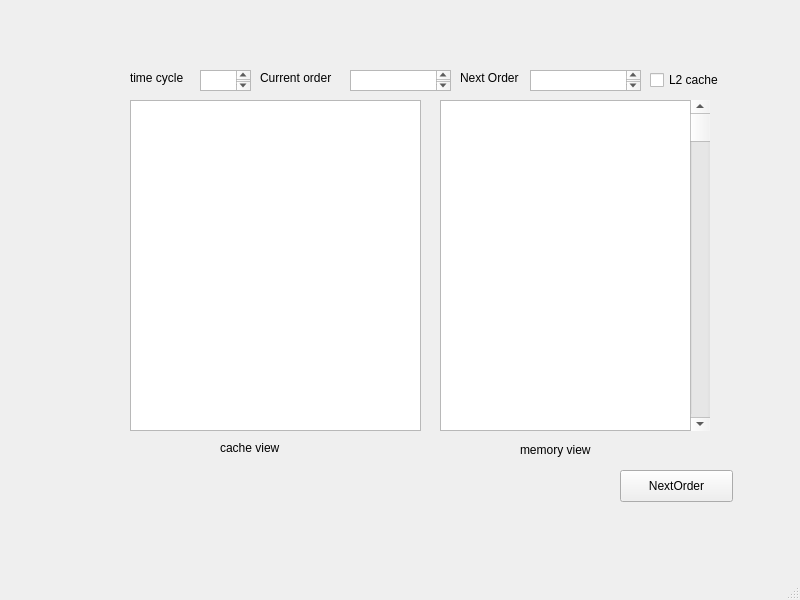
The window that ui/mainwindow.ui (Soooooda/WonderfulISA) describes before a commit, drawn with Qt 5.
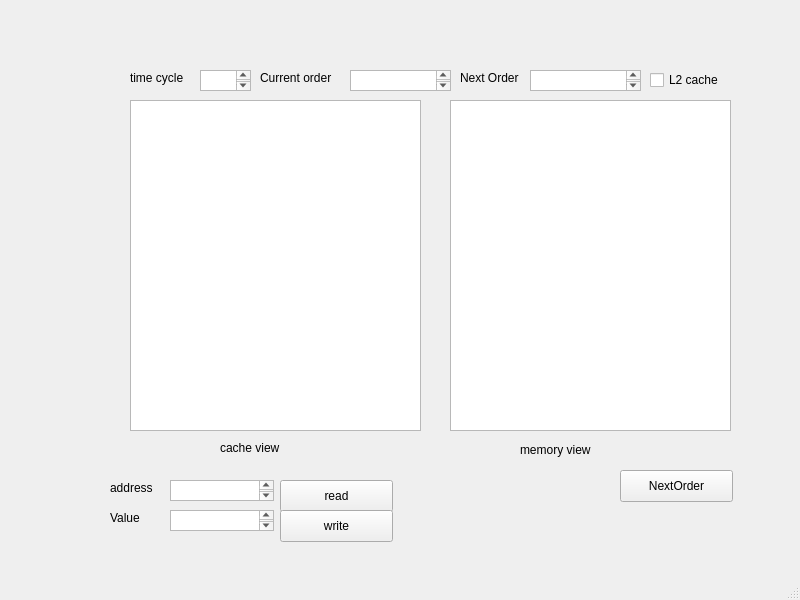
The same window after the commit.

```diff
--- a/ui/mainwindow.ui
+++ b/ui/mainwindow.ui
@@ -140,17 +140,7 @@
      </rect>
     </property>
    </widget>
-   <widget class="QTextBrowser" name="textBrowser_5">
-    <property name="geometry">
-     <rect>
-      <x>440</x>
-      <y>100</y>
-      <width>256</width>
-      <height>331</height>
-     </rect>
-    </property>
-   </widget>
-   <widget class="QLabel" name="label_5">
+   <widget class="QLabel" name="memory_label">
     <property name="geometry">
      <rect>
       <x>520</x>
@@ -163,17 +153,86 @@
      <string>memory view</string>
     </property>
    </widget>
-   <widget class="QScrollBar" name="verticalScrollBar">
+   <widget class="QTableWidget" name="memoryTable">
     <property name="geometry">
      <rect>
-      <x>690</x>
+      <x>450</x>
       <y>100</y>
-      <width>20</width>
+      <width>281</width>
       <height>331</height>
      </rect>
     </property>
-    <property name="orientation">
-     <enum>Qt::Vertical</enum>
+   </widget>
+   <widget class="QTextEdit" name="inputMemory">
+    <property name="geometry">
+     <rect>
+      <x>170</x>
+      <y>480</y>
+      <width>104</width>
+      <height>21</height>
+     </rect>
+    </property>
+   </widget>
+   <widget class="QLabel" name="inputMemoryLabel">
+    <property name="geometry">
+     <rect>
+      <x>110</x>
+      <y>480</y>
+      <width>59</width>
+      <height>16</height>
+     </rect>
+    </property>
+    <property name="text">
+     <string>address</string>
+    </property>
+   </widget>
+   <widget class="QLabel" name="inputValueLabel">
+    <property name="geometry">
+     <rect>
+      <x>110</x>
+      <y>510</y>
+      <width>59</width>
+      <height>16</height>
+     </rect>
+    </property>
+    <property name="text">
+     <string>Value</string>
+    </property>
+   </widget>
+   <widget class="QTextEdit" name="inputValue">
+    <property name="geometry">
+     <rect>
+      <x>170</x>
+      <y>510</y>
+      <width>104</width>
+      <height>21</height>
+     </rect>
+    </property>
+   </widget>
+   <widget class="QPushButton" name="pushButton_2">
+    <property name="geometry">
+     <rect>
+      <x>280</x>
+      <y>480</y>
+      <width>113</width>
+      <height>32</height>
+     </rect>
+    </property>
+    <property name="text">
+     <string>read</string>
+    </property>
+   </widget>
+   <widget class="QPushButton" name="pushButton_3">
+    <property name="geometry">
+     <rect>
+      <x>280</x>
+      <y>510</y>
+      <width>113</width>
+      <height>32</height>
+     </rect>
+    </property>
+    <property name="text">
+     <string>write</string>
     </property>
    </widget>
   </widget>
```
Left out of the diff: 23 changed lines with no effect on the pictures.
